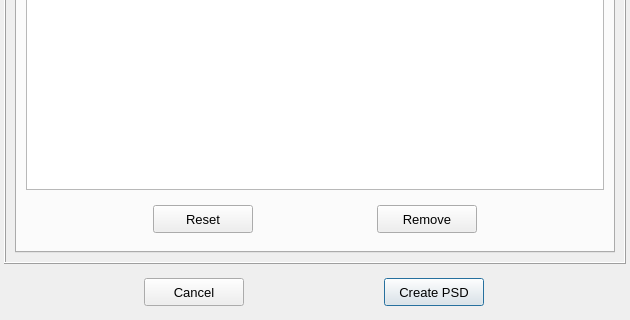
Before: the Qt Designer form pulse/interface/data/ui_files/model/editor/pulsation_suppression_device_input.ui in open-pulse/OpenPulse, drawn with Qt 5; both pictures show x 0 to 630 and y 343 to 663 of the 630 by 663 pixel window.
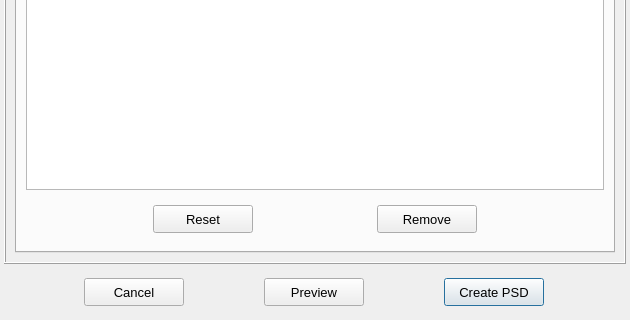
After: the same form once the commit is applied. The open tabs and pages were chosen to show the change.

Commit message: WIP adds preview window

```diff
--- a/pulse/interface/data/ui_files/model/editor/pulsation_suppression_device_input.ui
+++ b/pulse/interface/data/ui_files/model/editor/pulsation_suppression_device_input.ui
@@ -119,7 +119,7 @@
       <property name="spacing">
        <number>0</number>
       </property>
-      <item row="0" column="1">
+      <item row="0" column="2">
        <widget class="QPushButton" name="pushButton_create_psd">
         <property name="minimumSize">
          <size>
@@ -191,6 +191,36 @@
         </property>
        </widget>
       </item>
+      <item row="0" column="1">
+       <widget class="QPushButton" name="pushButton_preview">
+        <property name="minimumSize">
+         <size>
+          <width>100</width>
+          <height>28</height>
+         </size>
+        </property>
+        <property name="maximumSize">
+         <size>
+          <width>100</width>
+          <height>28</height>
+         </size>
+        </property>
+        <property name="font">
+         <font>
+          <pointsize>10</pointsize>
+         </font>
+        </property>
+        <property name="text">
+         <string>Preview</string>
+        </property>
+        <property name="autoDefault">
+         <bool>false</bool>
+        </property>
+        <property name="default">
+         <bool>false</bool>
+        </property>
+       </widget>
+      </item>
      </layout>
     </widget>
    </item>
```
Left out of the diff: 1 changed line with no effect on the pictures. The commit also changes 1 other file.
